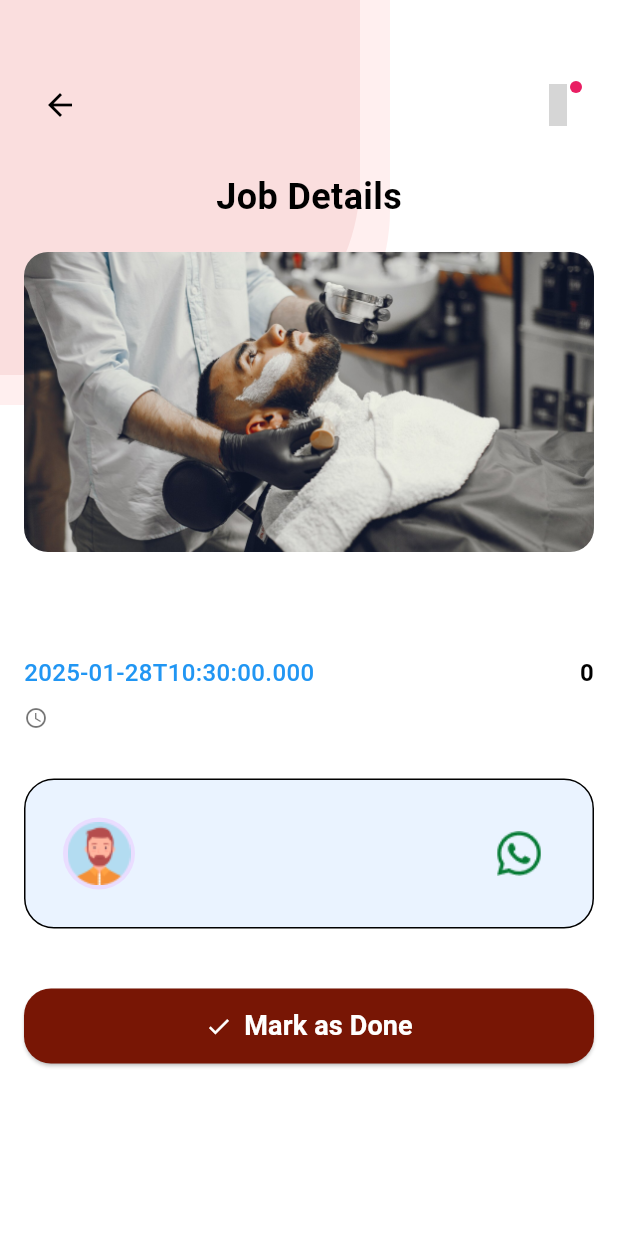
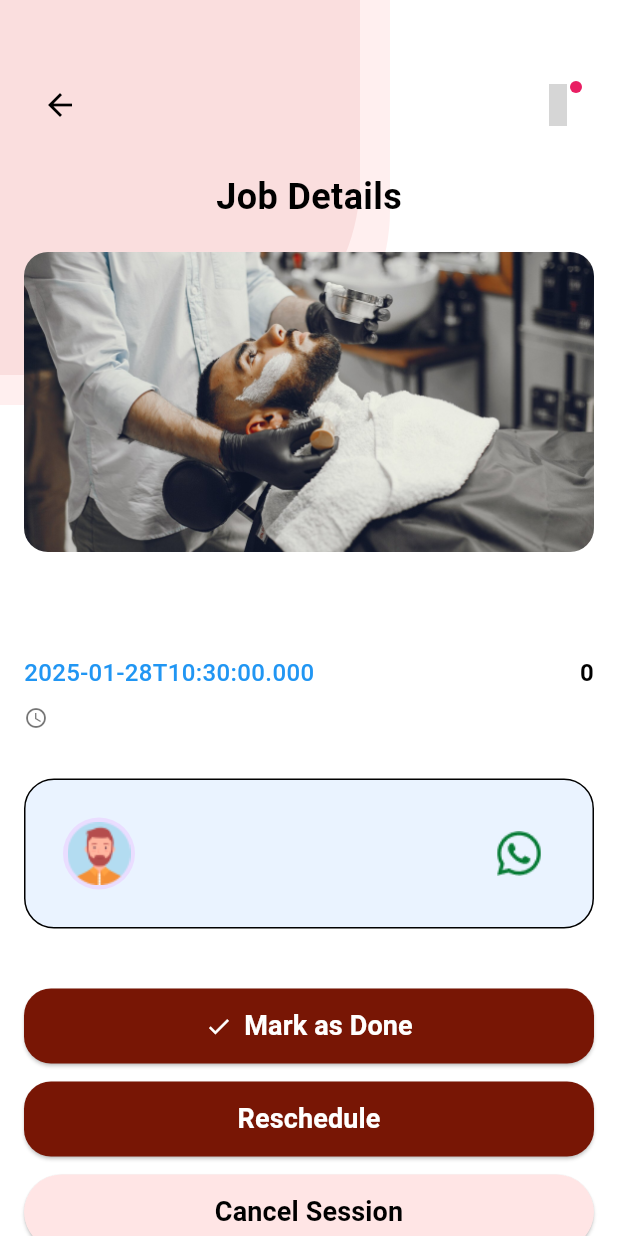
Before and after one commit to sheronfdo/saloon-app, a Flutter app: the JobDoneView screen opened directly with empty values, on a phone screen of 412 x 824 dp. Run offline on Flutter 3.47's test engine with Material 3 defaults, Android fonts, the phone set to English and light mode, and no system bars; our stand-ins replace cloud_firestore, firebase_auth, firebase_core, fluttertoast, font_awesome_flutter, google_maps_flutter and 6 more; accounts and stored records are empty; project files that could hold a hidden picture were left out; grey boxes are pictures that could not be loaded.

Commit message:
booking mark as  done

```diff
--- a/lib/screens/admin/flow/jobDone/jobDone_view.dart
+++ b/lib/screens/admin/flow/jobDone/jobDone_view.dart
@@ -38,6 +38,25 @@ class _JobDoneViewState extends State<JobDoneView> {
       setState(() {
         isLoading = false;
       });
+    }
+  }
+
+  Future<void> markAsDone() async {
+    try {
+      await ScheduleService().appointmentJobComplete(
+        appointmentId: widget.appointmentId,
+      );
+      Navigator.push(
+        context,
+        MaterialPageRoute(builder: (context) => const JobCompleteView()),
+      );
+    } catch (e) {
+      print("Error marking appointment as done: $e");
+      ScaffoldMessenger.of(context).showSnackBar(
+        SnackBar(
+          content: Text("Failed to mark as done: $e"),
+        ),
+      );
     }
   }
 
@@ -274,12 +293,7 @@ class _JobDoneViewState extends State<JobDoneView> {
     return Column(
       children: [
         ElevatedButton(
-          onPressed: () {
-            Navigator.push(
-              context,
-              MaterialPageRoute(builder: (context) => const JobCompleteView()),
-            );
-          },
+          onPressed: markAsDone,
           style: ElevatedButton.styleFrom(
             backgroundColor: const Color.fromARGB(255, 120, 22, 5),
             minimumSize: const Size(double.infinity, 50),
@@ -303,6 +317,50 @@ class _JobDoneViewState extends State<JobDoneView> {
             ],
           ),
         ),
+        const SizedBox(height: 12),
+        ElevatedButton(
+          onPressed: () {
+            Navigator.push(
+              context,
+              MaterialPageRoute(
+                  builder: (context) => const BookingRescheduleView()),
+            );
+          },
+          style: ElevatedButton.styleFrom(
+            backgroundColor: const Color.fromARGB(255, 120, 22, 5),
+            minimumSize: const Size(double.infinity, 50),
+            shape: RoundedRectangleBorder(
+              borderRadius: BorderRadius.circular(18),
+            ),
+          ),
+          child: const Text(
+            'Reschedule',
+            style: TextStyle(
+                fontSize: 18, color: Colors.white, fontWeight: FontWeight.bold),
+          ),
+        ),
+        const SizedBox(height: 12),
+        ElevatedButton(
+          onPressed: () {
+            Navigator.push(
+              context,
+              MaterialPageRoute(
+                  builder: (context) => const BookingReschedule2View()),
+            );
+          },
+          style: ElevatedButton.styleFrom(
+            backgroundColor: const Color(0xFFFFE5E5),
+            minimumSize: const Size(double.infinity, 50),
+            shape: RoundedRectangleBorder(
+              borderRadius: BorderRadius.circular(30),
+            ),
+          ),
+          child: const Text(
+            'Cancel Session',
+            style: TextStyle(
+                fontSize: 18, color: Colors.black, fontWeight: FontWeight.bold),
+          ),
+        ),
       ],
     );
   }
```
